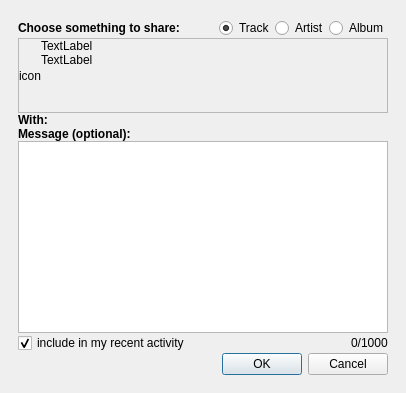
Before: the Qt Designer form lib/unicorn/dialogs/ShareDialog.ui in mutecypher/lastfm-desktop, drawn with Qt 5.
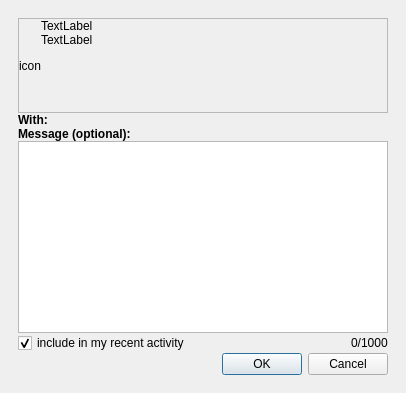
After: the same form once the commit is applied. Custom widgets are drawn as their Qt base class.

Commit message: Only ever share the track and get rid of some sharing steps.

What changed in the file:
```diff
--- a/lib/unicorn/dialogs/ShareDialog.ui
+++ b/lib/unicorn/dialogs/ShareDialog.ui
@@ -23,50 +23,6 @@
    <property name="margin">
     <number>18</number>
    </property>
-   <item>
-    <layout class="QHBoxLayout" name="horizontalLayout_3" stretch="1,0,0,0">
-     <property name="spacing">
-      <number>0</number>
-     </property>
-     <item>
-      <widget class="QLabel" name="label">
-       <property name="font">
-        <font>
-         <weight>75</weight>
-         <bold>true</bold>
-        </font>
-       </property>
-       <property name="text">
-        <string>Choose something to share:</string>
-       </property>
-      </widget>
-     </item>
-     <item>
-      <widget class="QRadioButton" name="track">
-       <property name="text">
-        <string>Track</string>
-       </property>
-       <property name="checked">
-        <bool>true</bool>
-       </property>
-      </widget>
-     </item>
-     <item>
-      <widget class="QRadioButton" name="artist">
-       <property name="text">
-        <string>Artist</string>
-       </property>
-      </widget>
-     </item>
-     <item>
-      <widget class="QRadioButton" name="album">
-       <property name="text">
-        <string>Album</string>
-       </property>
-      </widget>
-     </item>
-    </layout>
-   </item>
    <item>
     <widget class="QFrame" name="what">
      <property name="frameShape">
```
The commit also changes 5 other files.
